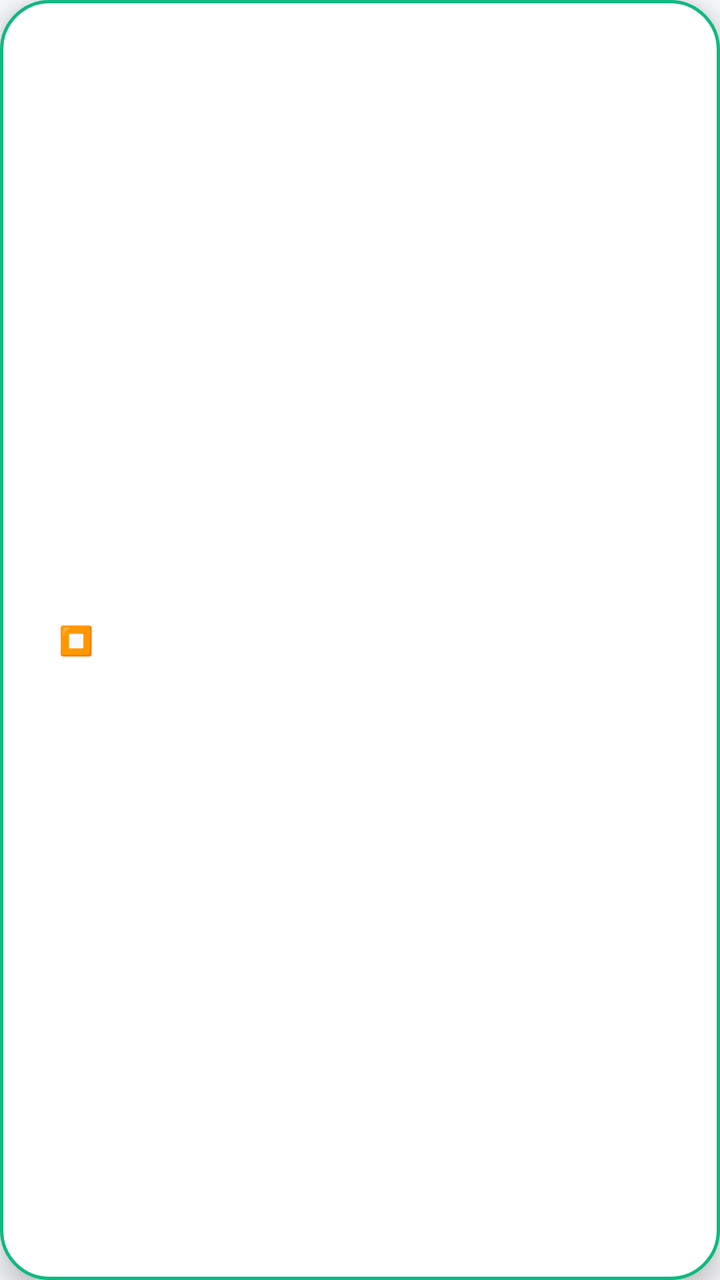
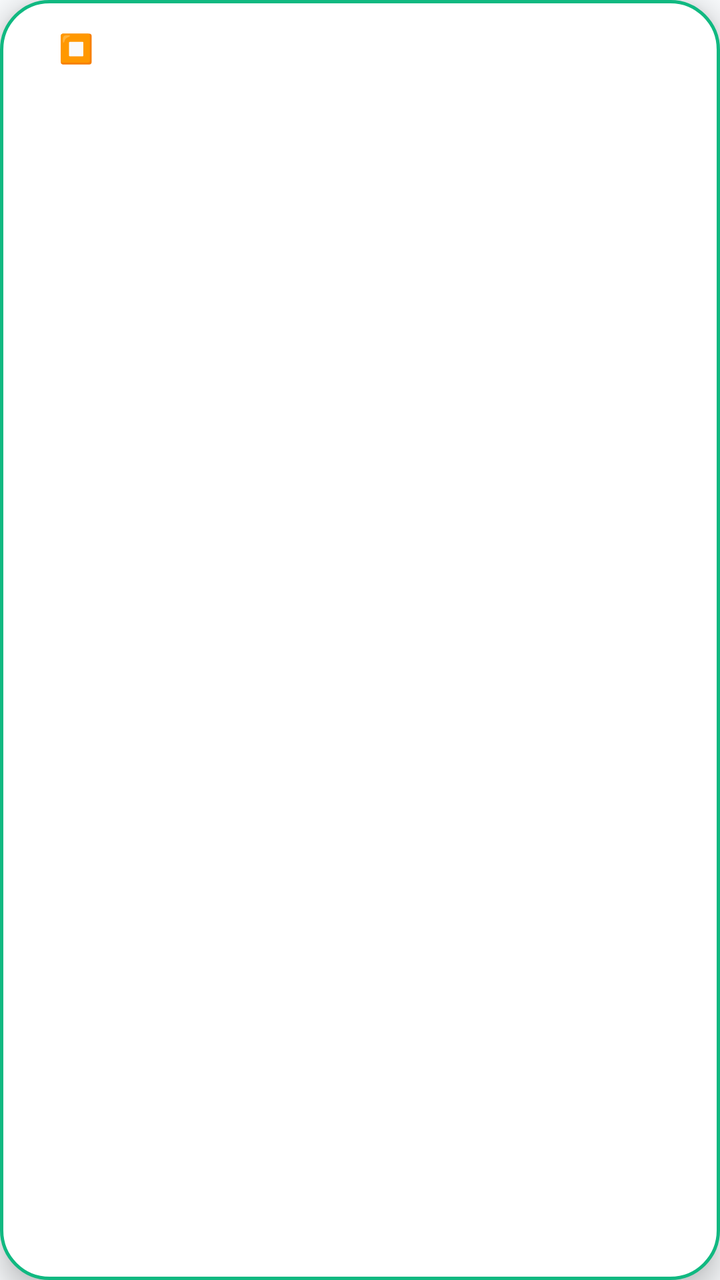

Compare the two renders of this Android layout. The source of the first and the diff that turns it into the second are given below.
<!-- AndroidManifest.xml: application theme Theme.SilentExec -->
<!-- res/layout/layout_floating_pill.xml -->
<?xml version="1.0" encoding="utf-8"?>
<LinearLayout xmlns:android="http://schemas.android.com/apk/res/android"
    android:layout_width="wrap_content"
    android:layout_height="wrap_content"
    android:background="@drawable/pill_background"
    android:elevation="8dp"
    android:gravity="center_vertical"
    android:orientation="horizontal"
    android:paddingHorizontal="14dp"
    android:paddingVertical="8dp">

    <TextView
        android:id="@+id/tvPillStatus"
        android:layout_width="wrap_content"
        android:layout_height="wrap_content"
        android:ellipsize="end"
        android:maxWidth="220dp"
        android:singleLine="true"
        android:textColor="@color/text_primary"
        android:textSize="13sp"
        android:textStyle="bold" />

    <Button
        android:id="@+id/btnPillStop"
        style="@style/Widget.Material3.Button.TextButton"
        android:layout_width="32dp"
        android:layout_height="32dp"
        android:layout_marginStart="8dp"
        android:minWidth="0dp"
        android:minHeight="0dp"
        android:padding="0dp"
        android:text="⏹"
        android:textColor="@color/danger_red"
        android:textSize="14sp" />
</LinearLayout>
<!-- resources referenced by this layout -->
<resources>
  <color name="danger_red">#EF4444</color>
  <color name="text_primary">#0F172A</color>
  <!-- drawable pill_background (drawable) -->
  <?xml version="1.0" encoding="utf-8"?>
  <shape xmlns:android="http://schemas.android.com/apk/res/android"
      android:shape="rectangle">
      <corners android:radius="24dp" />
      <solid android:color="@color/surface_dark" />
      <stroke android:width="1.5dp" android:color="@color/accent_green" />
  </shape>
  <style name="Theme.SilentExec" parent="Theme.Material3.DayNight.NoActionBar">
          <item name="android:windowBackground">@color/bg_dark</item>
          <item name="android:statusBarColor">@color/bg_dark</item>
          <item name="android:navigationBarColor">@color/surface_dark</item>
          <item name="colorPrimary">@color/accent_green</item>
          <item name="colorSecondary">@color/accent_blue</item>
          <item name="colorSurface">@color/surface_dark</item>
          <item name="colorSurfaceVariant">@color/surface_variant</item>
      </style>
  <color name="surface_dark">#FFFFFF</color>
  <color name="accent_green">#10B981</color>
  <color name="bg_dark">#F8FAFC</color>
  <color name="accent_blue">#3B82F6</color>
  <color name="surface_variant">#E2E8F0</color>
</resources>

<!-- the commit's change to res/layout/layout_floating_pill.xml (unified diff, before → after) -->
@@ -4,32 +4,74 @@
     android:layout_height="wrap_content"
     android:background="@drawable/pill_background"
     android:elevation="8dp"
-    android:gravity="center_vertical"
-    android:orientation="horizontal"
+    android:orientation="vertical"
     android:paddingHorizontal="14dp"
     android:paddingVertical="8dp">
 
-    <TextView
-        android:id="@+id/tvPillStatus"
+    <LinearLayout
         android:layout_width="wrap_content"
         android:layout_height="wrap_content"
-        android:ellipsize="end"
-        android:maxWidth="220dp"
-        android:singleLine="true"
-        android:textColor="@color/text_primary"
-        android:textSize="13sp"
-        android:textStyle="bold" />
+        android:gravity="center_vertical"
+        android:orientation="horizontal">
 
-    <Button
-        android:id="@+id/btnPillStop"
-        style="@style/Widget.Material3.Button.TextButton"
-        android:layout_width="32dp"
-        android:layout_height="32dp"
-        android:layout_marginStart="8dp"
-        android:minWidth="0dp"
-        android:minHeight="0dp"
-        android:padding="0dp"
-        android:text="⏹"
-        android:textColor="@color/danger_red"
-        android:textSize="14sp" />
+        <TextView
+            android:id="@+id/tvPillStatus"
+            android:layout_width="wrap_content"
+            android:layout_height="wrap_content"
+            android:ellipsize="end"
+            android:maxWidth="240dp"
+            android:maxLines="3"
+            android:textColor="@color/text_primary"
+            android:textSize="13sp"
+            android:textStyle="bold" />
+
+        <Button
+            android:id="@+id/btnPillStop"
+            style="@style/Widget.Material3.Button.TextButton"
+            android:layout_width="32dp"
+            android:layout_height="32dp"
+            android:layout_marginStart="8dp"
+            android:minWidth="0dp"
+            android:minHeight="0dp"
+            android:padding="0dp"
+            android:text="⏹"
+            android:textColor="@color/danger_red"
+            android:textSize="14sp" />
+    </LinearLayout>
+
+    <LinearLayout
+        android:id="@+id/llPillConfirmActions"
+        android:layout_width="wrap_content"
+        android:layout_height="wrap_content"
+        android:layout_marginTop="6dp"
+        android:gravity="center_vertical"
+        android:orientation="horizontal"
+        android:visibility="gone">
+
+        <Button
+            android:id="@+id/btnPillAllow"
+            style="@style/Widget.Material3.Button"
+            android:layout_width="wrap_content"
+            android:layout_height="34dp"
+            android:minWidth="0dp"
+            android:minHeight="0dp"
+            android:paddingHorizontal="12dp"
+            android:paddingVertical="0dp"
+            android:text="✓ سماح / Allow"
+            android:textSize="12sp" />
+
+        <Button
+            android:id="@+id/btnPillDeny"
+            style="@style/Widget.Material3.Button.OutlinedButton"
+            android:layout_width="wrap_content"
+            android:layout_height="34dp"
+            android:layout_marginStart="8dp"
+            android:minWidth="0dp"
+            android:minHeight="0dp"
+            android:paddingHorizontal="12dp"
+            android:paddingVertical="0dp"
+            android:text="✗ رفض / Deny"
+            android:textColor="@color/danger_red"
+            android:textSize="12sp" />
+    </LinearLayout>
 </LinearLayout>
